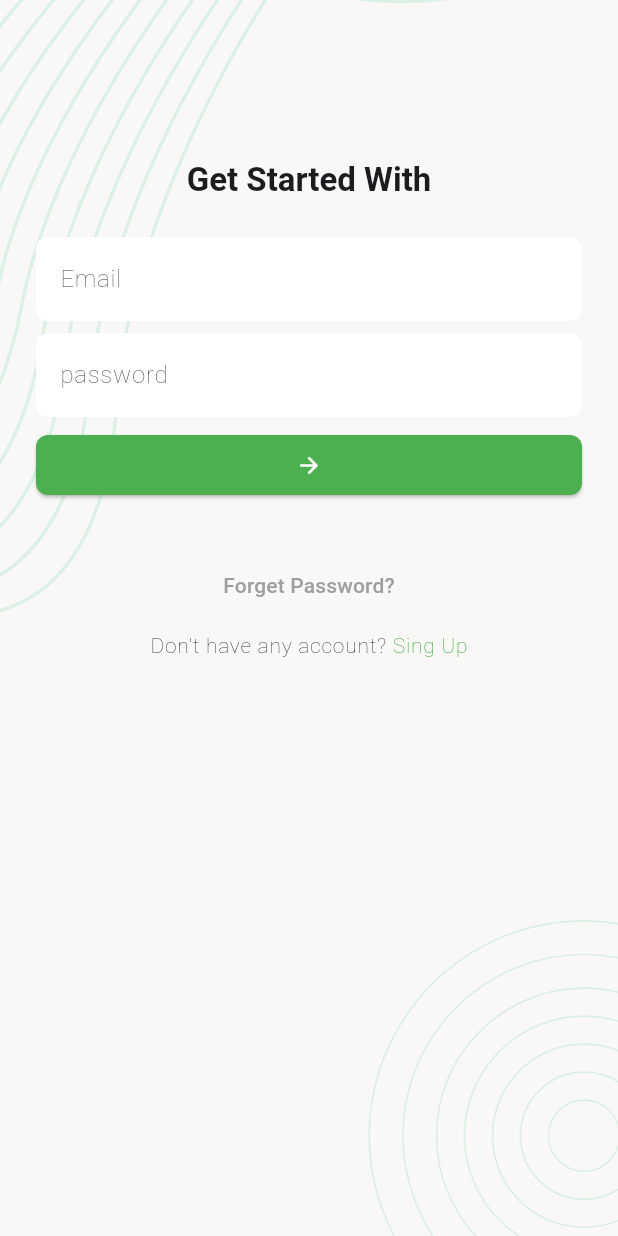
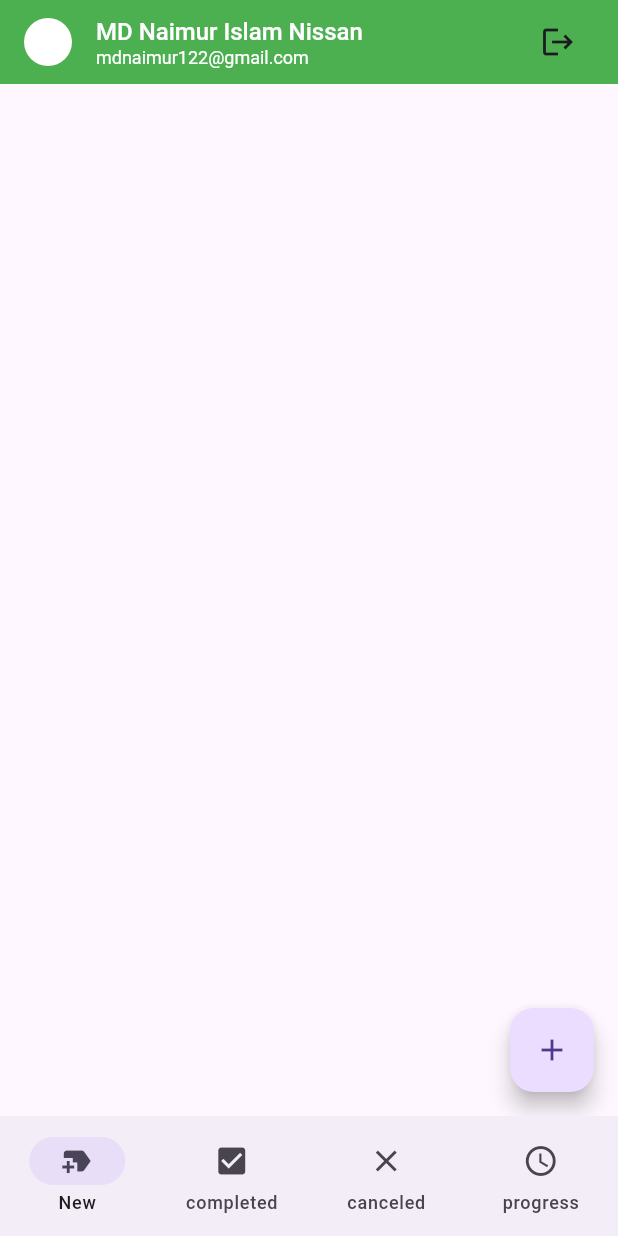
Before and after one commit to mdnaimur2islam/Task_Manager_project, a Flutter app: the screen it shows after launch, after a tap on the "arrow forward" icon, on a phone screen of 412 x 824 dp. Run offline on Flutter 3.47's test engine with Material 3 defaults, Android fonts, the phone set to English and light mode, and no system bars; our stand-ins replace flutter_svg, pin_code_fields.

Commit message:
done before addTaskScreenCard

```diff
--- a/lib/Utils/assets_path.dart
+++ b/lib/Utils/assets_path.dart
@@ -2,4 +2,5 @@ class AssetsPath{
   static const String _imagePath='assets/images';
   static const String backgroundSvg='$_imagePath/background.svg';
   static const String logoSvg='$_imagePath/Logo.svg';
+  static const String my='$_imagePath/my.jpg';
 }
--- /dev/null
+++ b/lib/screens/completed_task_screen.dart
@@ -0,0 +1,12 @@
+import 'package:flutter/material.dart';
+
+class completed_task_screen extends StatelessWidget {
+  const completed_task_screen({super.key});
+
+  @override
+  Widget build(BuildContext context) {
+    return const Center(
+      child: Text('completed task'),
+    );
+  }
+}
--- /dev/null
+++ b/lib/screens/main_bottom_navbar.dart
@@ -0,0 +1,45 @@
+import 'package:flutter/material.dart';
+import 'package:taskmanager/screens/cancelled_task_screen.dart';
+import 'package:taskmanager/screens/completed_task_screen.dart';
+import 'package:taskmanager/screens/new_task_screen.dart';
+import 'package:taskmanager/screens/progress_task_screen.dart';
+import 'package:taskmanager/widget/TMAppBar.dart';
+
+class main_bottom_navbar extends StatefulWidget {
+  const main_bottom_navbar({super.key});
+
+  @override
+  State<main_bottom_navbar> createState() => _main_bottom_navbarState();
+}
+
+class _main_bottom_navbarState extends State<main_bottom_navbar> {
+  int _selectedIndex = 0;
+  final List<Widget> _screens = const [
+    new_task_screen(),
+    completed_task_screen(),
+    cancelled_task_screen(),
+    progress_task_screen()
+  ];
+  @override
+  Widget build(BuildContext context) {
+    return Scaffold(
+      appBar: const TMAppBar(),
+      body: _screens[_selectedIndex],
+      bottomNavigationBar: NavigationBar(
+        selectedIndex: _selectedIndex,
+        onDestinationSelected: (int index) {
+          _selectedIndex = index;
+          setState(() {});
+        },
+        destinations: const [
+          NavigationDestination(icon: Icon(Icons.new_label), label: 'New'),
+          NavigationDestination(
+              icon: Icon(Icons.check_box), label: 'completed'),
+          NavigationDestination(icon: Icon(Icons.close), label: 'canceled'),
+          NavigationDestination(
+              icon: Icon(Icons.access_time_outlined), label: 'progress')
+        ],
+      ),
+    );
+  }
+}
--- /dev/null
+++ b/lib/screens/new_task_screen.dart
@@ -0,0 +1,29 @@
+import 'package:flutter/material.dart';
+import 'package:taskmanager/screens/add_new_task_screen.dart';
+
+class new_task_screen extends StatefulWidget {
+  const new_task_screen({super.key});
+
+  @override
+  State<new_task_screen> createState() => _new_task_screenState();
+}
+
+class _new_task_screenState extends State<new_task_screen> {
+  @override
+  Widget build(BuildContext context) {
+    return Scaffold(
+      body:Column(
+
+      ),
+      floatingActionButton: FloatingActionButton(
+        onPressed: _onTapAddIcon,
+        child: const Icon(Icons.add),
+      ),
+    );
+  }
+  void _onTapAddIcon(){
+    Navigator.push(context, MaterialPageRoute(builder: (context)=>const add_new_task_screen(),
+    ),
+    );
+  }
+}
--- /dev/null
+++ b/lib/screens/progress_task_screen.dart
@@ -0,0 +1,12 @@
+import 'package:flutter/material.dart';
+
+class progress_task_screen extends StatelessWidget {
+  const progress_task_screen({super.key});
+
+  @override
+  Widget build(BuildContext context) {
+    return const Center(
+      child: Text('progress task'),
+    );
+  }
+}
--- a/lib/screens/sing_in_screen.dart
+++ b/lib/screens/sing_in_screen.dart
@@ -2,6 +2,7 @@ import 'package:flutter/gestures.dart';
 import 'package:flutter/material.dart';
 import 'package:taskmanager/Utils/app_colors.dart';
 import 'package:taskmanager/screens/forgot_password_email_screen.dart';
+import 'package:taskmanager/screens/main_bottom_navbar.dart';
 import 'package:taskmanager/screens/sing_up_Screen.dart';
 import 'package:taskmanager/widget/screen_background.dart';
 
@@ -108,7 +109,10 @@ class _sing_in_screenState extends State<sing_in_screen> {
   }
 
   void _OnTapNextButton(){
-    //TODO:
+    Navigator.pushAndRemoveUntil(context, MaterialPageRoute(builder: (context)=>const main_bottom_navbar(),
+    ),
+        (value)=>false,
+    );
   }
   void _OnTapForgotPasswordButton(){
     Navigator.push(context, MaterialPageRoute(builder: (context)=> const Forgot_password_emailScreen(),
--- /dev/null
+++ b/lib/widget/TMAppBar.dart
@@ -0,0 +1,57 @@
+import 'package:flutter/material.dart';
+import 'package:taskmanager/Utils/app_colors.dart';
+import 'package:taskmanager/screens/sing_in_screen.dart';
+
+class TMAppBar extends StatelessWidget implements PreferredSizeWidget {
+  const TMAppBar({
+    super.key,
+  });
+
+  @override
+  Widget build(BuildContext context) {
+    return AppBar(
+      backgroundColor: AppColors.ThemeColor,
+      title: Row(
+        children: [
+          CircleAvatar(
+            radius: 16,
+            backgroundColor: Colors.white,
+          ),
+          const SizedBox(width: 16),
+          Expanded(
+              child: Column(
+                crossAxisAlignment: CrossAxisAlignment.start,
+                children: [
+                  Text(
+                    'MD Naimur Islam Nissan',
+                    style: TextStyle(
+                        fontSize: 16,
+                        color: Colors.white,
+                        fontWeight: FontWeight.w500),
+                  ),
+                  Text(
+                    'mdnaimur122@gmail.com',
+                    style: TextStyle(
+                      fontSize: 12,
+                      color: Colors.white,
+                    ),
+                  )
+                ],
+              )),
+          IconButton(onPressed: (){
+            Navigator.pushAndRemoveUntil(context,
+                MaterialPageRoute(
+                  builder: (context)=>const sing_in_screen(),),
+                    (predicate)=>false);
+            },
+              icon: const Icon(Icons.logout))
+        ],
+      ),
+    );
+  }
+
+  @override
+  // TODO: implement preferredSize
+  Size get preferredSize => Size.fromHeight(kToolbarHeight);
+
+}
```
Also changed, not shown: lib/screens/add_new_task_screen.dart (added, +47 -0 lines), lib/screens/cancelled_task_screen.dart (added, +12 -0 lines), assets/images/my.jpg (added).
